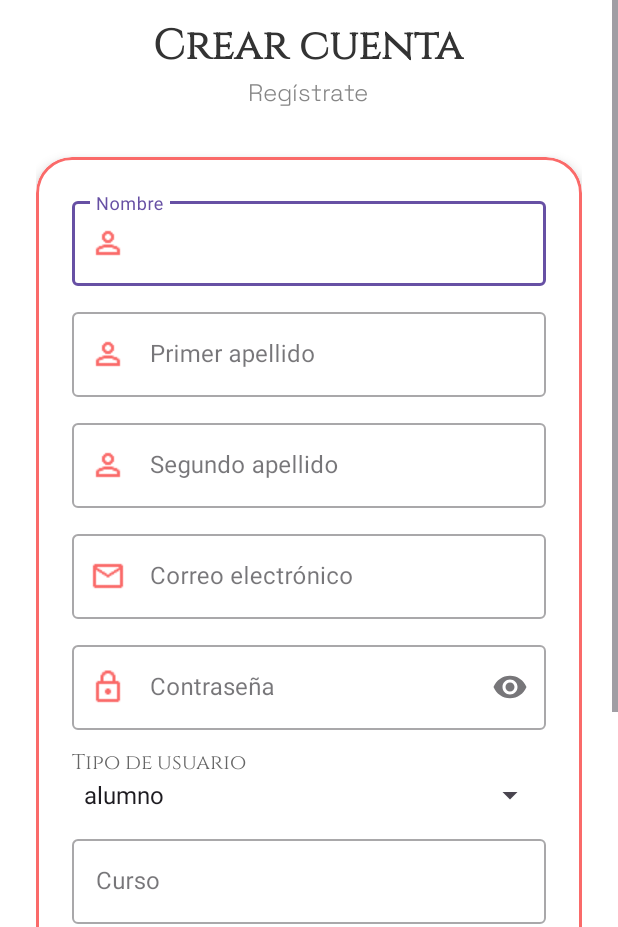
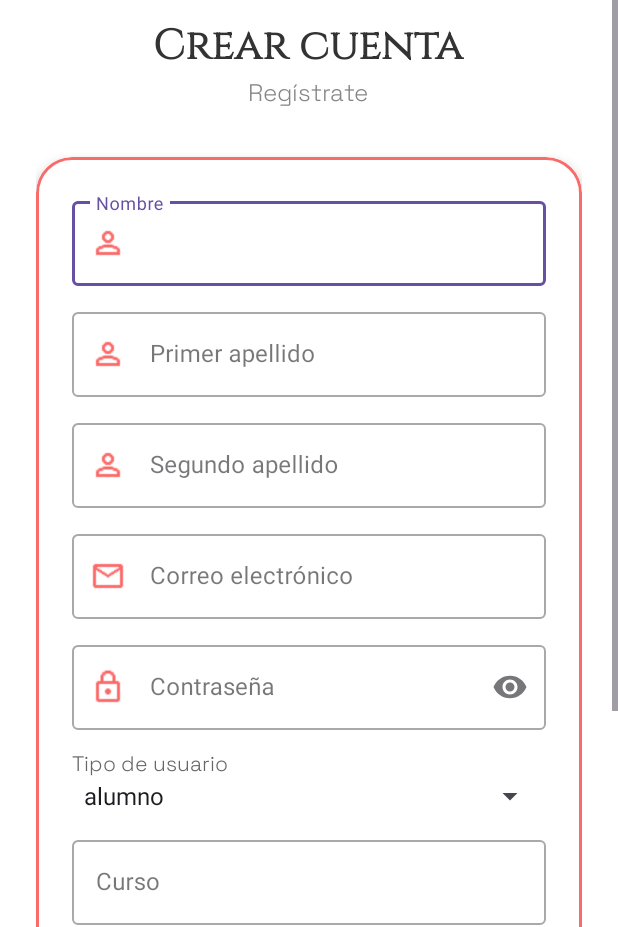
Before and after one commit to frandd07/cafeteria-android, an Android app: the RegisterActivity screen opened directly, with no data from a screen before it, on a phone screen of 412 x 824 dp, the part 309-1236 px from its top. Run offline under Robolectric (Android 15) with nearby library versions, the phone set to English and light mode, and no system bars.

Commit message:
style(ui): minor layout and font adjustments in auth screens

```diff
--- a/app/src/main/res/layout/activity_register.xml
+++ b/app/src/main/res/layout/activity_register.xml
@@ -170,12 +170,14 @@
                         android:text="Tipo de usuario"
                         android:textColor="#666666"
                         android:textSize="14sp"
-                        android:fontFamily="@font/cinzel"/>
+                        android:fontFamily="@font/space_grotesk"/>
 
                     <Spinner
                         android:id="@+id/rolSpinner"
                         android:layout_width="match_parent"
-                        android:layout_height="wrap_content" />
+                        android:layout_height="wrap_content"
+                        android:fontFamily="@font/space_grotesk"
+                        />
                 </LinearLayout>
 
 
```
